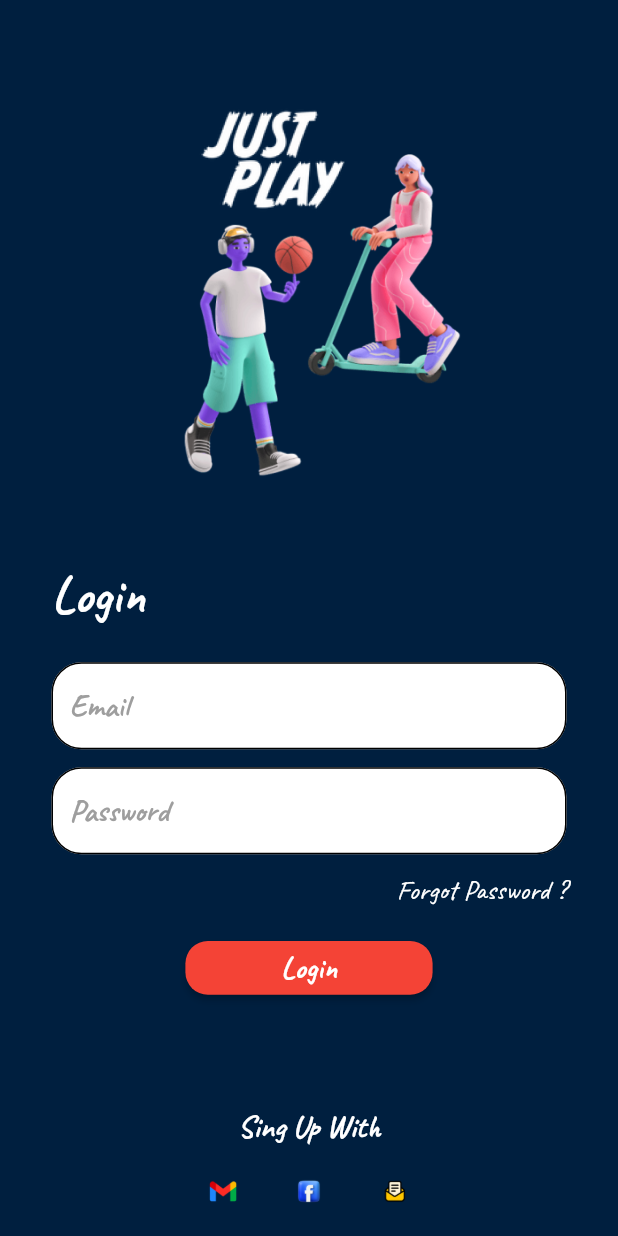
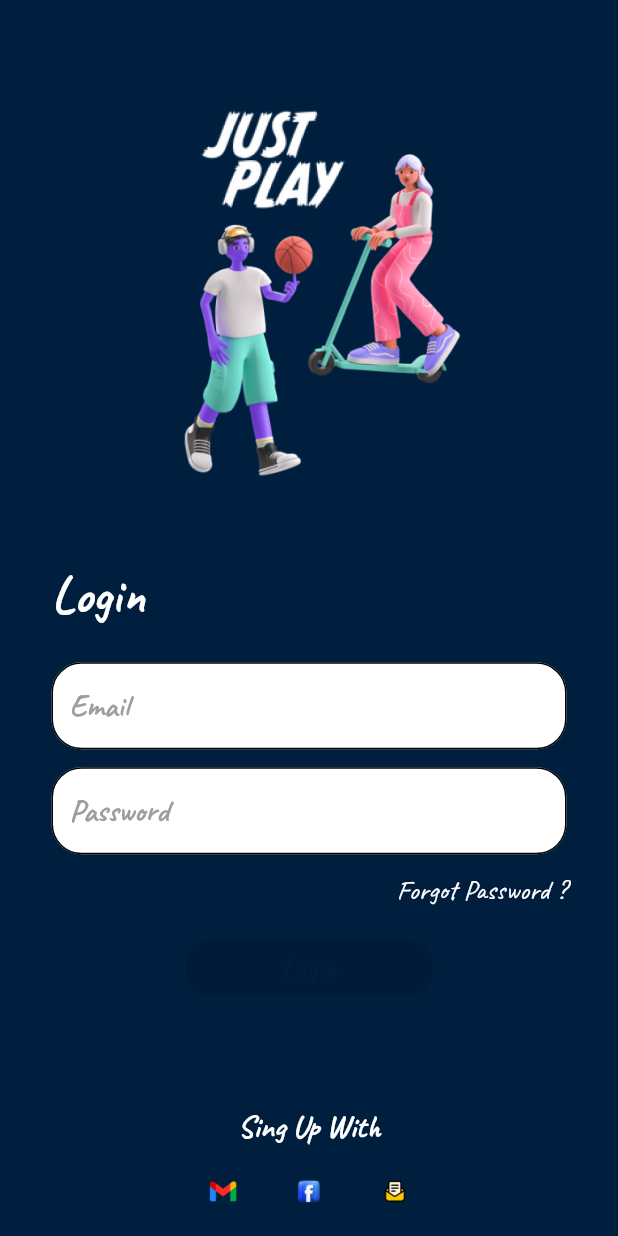
Before and after one commit to cafoga98/justplaymobile, a Flutter app: the screen it shows after launch, on a phone screen of 412 x 824 dp. Run offline on Flutter 3.47's test engine with Material 2 defaults, Android fonts, the phone set to English and light mode, and no system bars; our stand-ins replace auto_route, dartz, flutter_bloc, flutter_dotenv, flutter_screenutil, freezed_annotation and 2 more; missing offline and left inert: connectivity_checker, country_state_city_picker.

```diff
--- a/lib/core/presentation/widgets/custom_button.dart
+++ b/lib/core/presentation/widgets/custom_button.dart
@@ -2,11 +2,21 @@ import 'package:flutter/material.dart';
 import 'package:flutter_screenutil/flutter_screenutil.dart';
 
 import '/core/shared/utils/style_repository.dart';
+import '/core/shared/utils/colors_repository.dart';
 
 class CustomButton extends StatelessWidget {
   final String title;
+  final Color? backgroundColor;
+  final Color? colorTitle;
+  final VoidCallback? onPressed;
 
-  const CustomButton({Key? key, required this.title}) : super(key: key);
+  const CustomButton({
+    Key? key,
+    required this.title,
+    required this.onPressed,
+    this.backgroundColor,
+    this.colorTitle,
+  }) : super(key: key);
 
   @override
   Widget build(BuildContext context) {
@@ -19,15 +29,17 @@ class CustomButton extends StatelessWidget {
           child: ElevatedButton(
             style: ElevatedButton.styleFrom(
               foregroundColor: Colors.white,
-              backgroundColor: Colors.red,
+              backgroundColor: backgroundColor ?? ColorsRepository.goldenPoppy,
               shape: RoundedRectangleBorder(
                 borderRadius: BorderRadius.circular(15),
               ),
             ),
-            onPressed: () {},
+            onPressed: onPressed,
             child: Text(
               title,
-              style: medium,
+              style: medium.copyWith(
+                color: colorTitle ?? ColorsRepository.realBlue,
+              ),
             ),
           ),
         ),
```
Also changed, not shown: lib/features/cities/presentation/cities_page.dart (added, +47 -0 lines), lib/features/cities/presentation/widgets/form_cities.dart (added, +80 -0 lines).
